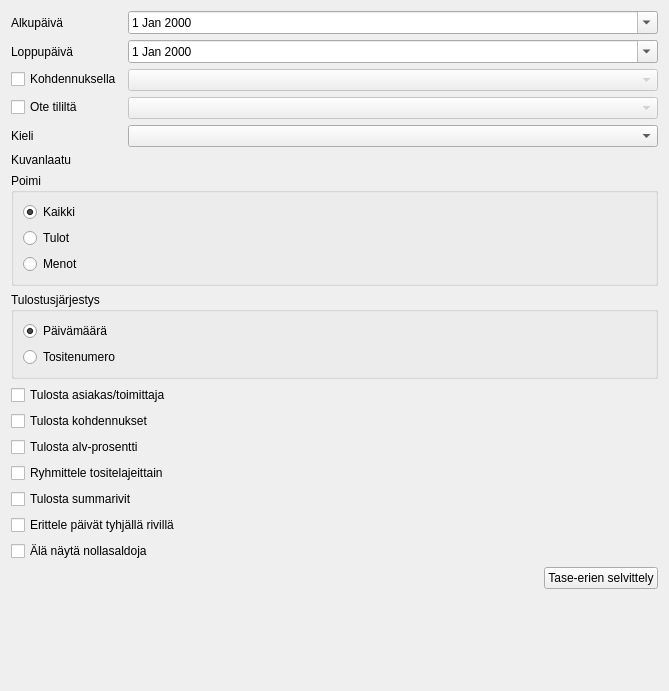
This is kitsas/raportti/paivakirja.ui in artoh/kitupiikki as Qt 5 draws it before an edit. The edited form follows.
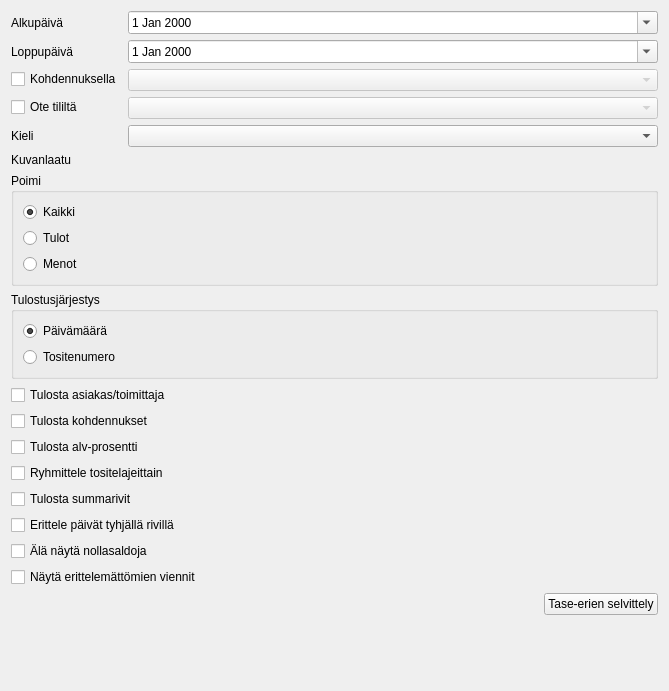
This is the edited form. Icons and pictures are not drawn. Custom widgets are drawn as their Qt base class.

The edit to the form file:
```diff
--- a/kitsas/raportti/paivakirja.ui
+++ b/kitsas/raportti/paivakirja.ui
@@ -260,6 +260,17 @@
      </property>
     </widget>
    </item>
+   <item>
+    <widget class="QCheckBox" name="erittelemattomatCheck">
+     <property name="text">
+      <string>Näytä erittelemättömien viennit</string>
+     </property>
+     <property name="icon">
+      <iconset resource="../pic/pic.qrc">
+       <normaloff>:/pic/harmaahuomio.png</normaloff>:/pic/harmaahuomio.png</iconset>
+     </property>
+    </widget>
+   </item>
    <item>
     <layout class="QHBoxLayout" name="horizontalLayout">
      <item>
```
